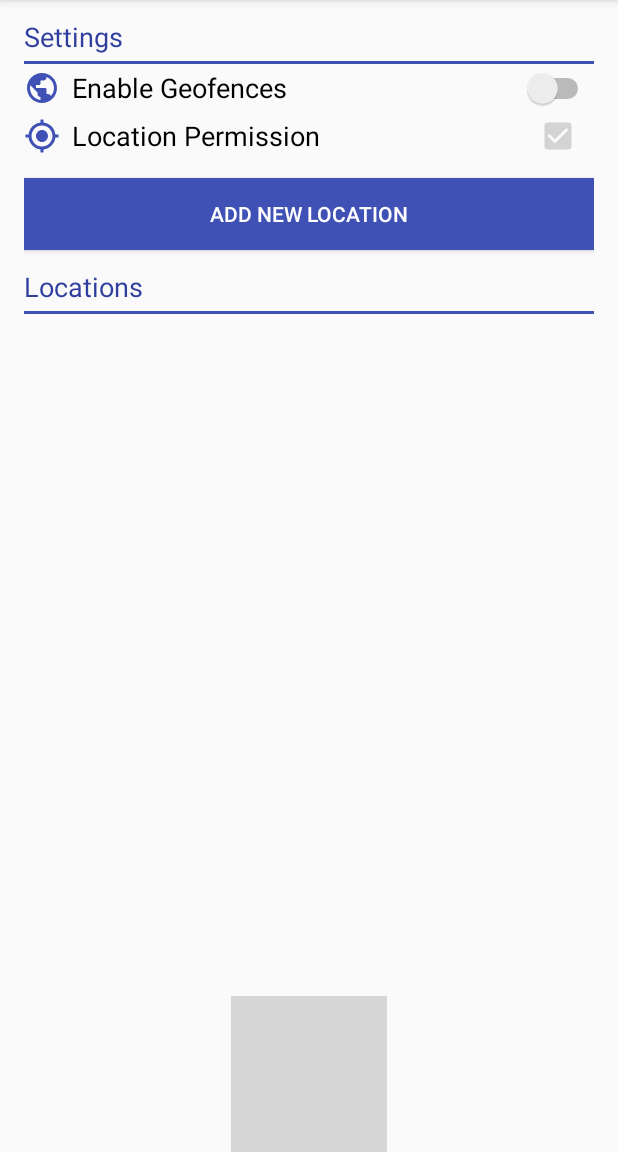
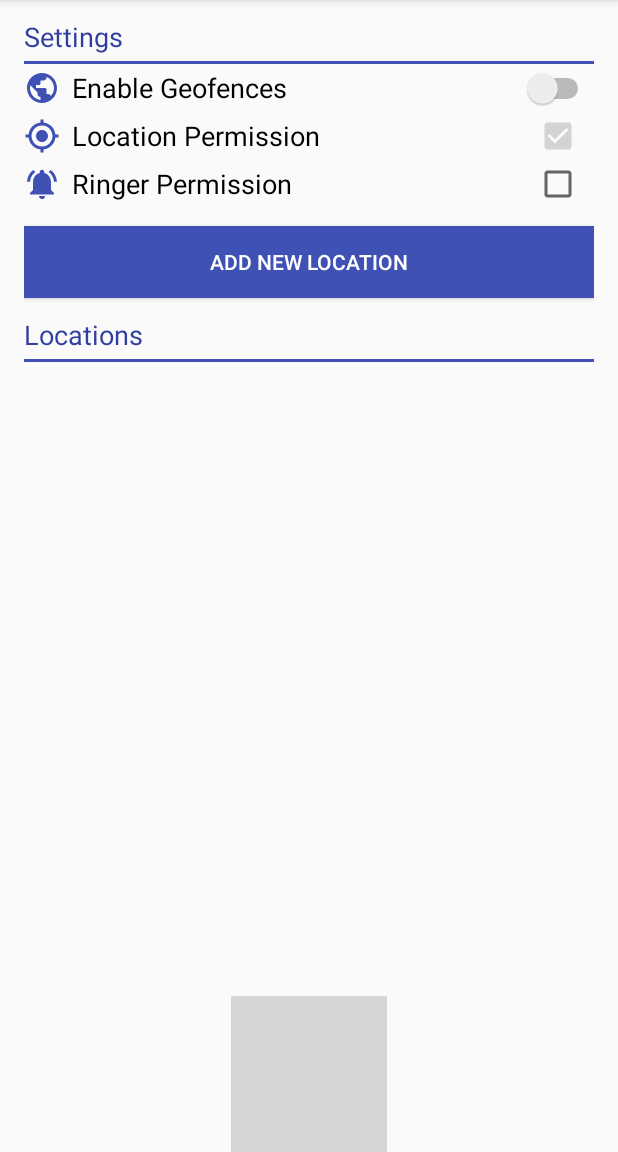
Before and after one commit to tavishjain/ShushMe, an Android app: the screen it shows after launch (MainActivity), on a phone screen of 412 x 824 dp, the part 84-1236 px from its top. Run offline under Robolectric (Android 15) with nearby library versions, the phone set to English and light mode, and no system bars; 2 statements that could not run were skipped; grey boxes are pictures that could not be loaded.

Commit message:
Changes Made

```diff
--- a/app/src/main/AndroidManifest.xml
+++ b/app/src/main/AndroidManifest.xml
@@ -4,6 +4,7 @@
 
     <uses-permission android:name="android.permission.INTERNET"/>
     <uses-permission android:name="android.permission.ACCESS_FINE_LOCATION"/>
+    <uses-permission android:name="android.permission.ACCESS_NOTIFICATION_POLICY"/>
 
     <application
         android:allowBackup="true"
--- a/app/src/main/java/com/jain/tavish/shushme/Geofencing.java
+++ b/app/src/main/java/com/jain/tavish/shushme/Geofencing.java
@@ -32,7 +32,7 @@ public class Geofencing implements ResultCallback<Status> {
         mGeofencePendingIntent = null;
     }
 
-    public void registerAllGoefences(){
+    public void registerAllGeofences(){
         if(googleApiClient ==  null || !googleApiClient.isConnected() || geofenceList == null || geofenceList.size() == 0){
             return;
         }
--- a/app/src/main/java/com/jain/tavish/shushme/MainActivity.java
+++ b/app/src/main/java/com/jain/tavish/shushme/MainActivity.java
@@ -1,6 +1,7 @@
 package com.jain.tavish.shushme;
 
 import android.Manifest;
+import android.app.NotificationManager;
 import android.content.ContentValues;
 import android.content.Intent;
 import android.content.SharedPreferences;
@@ -71,7 +72,7 @@ public class MainActivity extends AppCompatActivity implements GoogleApiClient.C
                 editor.commit();
                 mIsEnabled = b;
                 if(mIsEnabled) {
-                    geofencing.registerAllGoefences();
+                    geofencing.registerAllGeofences();
                 }else{
                     geofencing.unRegisterAllGeofences();
                 }
@@ -92,6 +93,11 @@ public class MainActivity extends AppCompatActivity implements GoogleApiClient.C
 
     public void onLocationPermissionClicked(View view){
             ActivityCompat.requestPermissions(MainActivity.this, new String[]{Manifest.permission.ACCESS_FINE_LOCATION}, ASK_LOCATION_PERMISSION);
+    }
+
+    public void onRingerPermissionClicked(View view){
+        Intent intent = new Intent(android.provider.Settings.ACTION_NOTIFICATION_POLICY_ACCESS_SETTINGS);
+        startActivity(intent);
     }
 
     public void onAddPlaceButtonClicked(View view) {
@@ -157,7 +163,7 @@ public class MainActivity extends AppCompatActivity implements GoogleApiClient.C
             public void onResult(@NonNull PlaceBuffer places) {
                 mAdapter.swapPlaces(places);
                 geofencing.updateGeofencesList(places);
-                if (mIsEnabled) geofencing.registerAllGoefences();
+                if (mIsEnabled) geofencing.registerAllGeofences();
 
             }
         });
@@ -175,6 +181,15 @@ public class MainActivity extends AppCompatActivity implements GoogleApiClient.C
         }else{
             locationPermissions.setChecked(true);
             locationPermissions.setEnabled(false);
+        }
+
+        CheckBox ringerPermissions = (CheckBox) findViewById(R.id.ringer_permission_checkbox);
+        NotificationManager nm = (NotificationManager) getSystemService(NOTIFICATION_SERVICE);
+        if (android.os.Build.VERSION.SDK_INT >= 24 && !nm.isNotificationPolicyAccessGranted()) {
+            ringerPermissions.setChecked(false);
+        } else {
+            ringerPermissions.setChecked(true);
+            ringerPermissions.setEnabled(false);
         }
     }
 
--- a/app/src/main/res/layout/activity_main.xml
+++ b/app/src/main/res/layout/activity_main.xml
@@ -84,6 +84,43 @@
 
         </LinearLayout>
 
+        <LinearLayout
+            android:layout_width="match_parent"
+            android:orientation="horizontal"
+            android:layout_height="wrap_content">
+
+            <ImageView
+                android:layout_width="wrap_content"
+                android:layout_height="wrap_content"
+                android:paddingBottom="4dp"
+                android:paddingRight="8dp"
+                android:paddingTop="4dp"
+                android:src="@drawable/ic_notifications_active_primary_24dp" />
+
+            <TextView
+                android:layout_width="wrap_content"
+                android:layout_height="wrap_content"
+                android:layout_gravity="center"
+                android:text="@string/ringer_permission"
+                android:textAppearance="@style/TextAppearance.AppCompat.Medium"
+                android:textColor="@android:color/black" />
+
+            <RelativeLayout
+                android:layout_width="match_parent"
+                android:layout_height="match_parent">
+
+                <CheckBox
+                    android:id="@+id/ringer_permission_checkbox"
+                    android:layout_width="wrap_content"
+                    android:layout_height="wrap_content"
+                    android:layout_alignParentRight="true"
+                    android:layout_marginRight="8dp"
+                    android:onClick="onRingerPermissionClicked" />
+
+            </RelativeLayout>
+
+        </LinearLayout>
+
         <Button
             android:layout_width="match_parent"
             android:layout_height="wrap_content"
```
Also changed, not shown: app/src/main/java/com/jain/tavish/shushme/GeofenceBroadcastReceiver.java (+69 -2 lines), app/src/main/res/values/strings.xml (+7 -0 lines).
